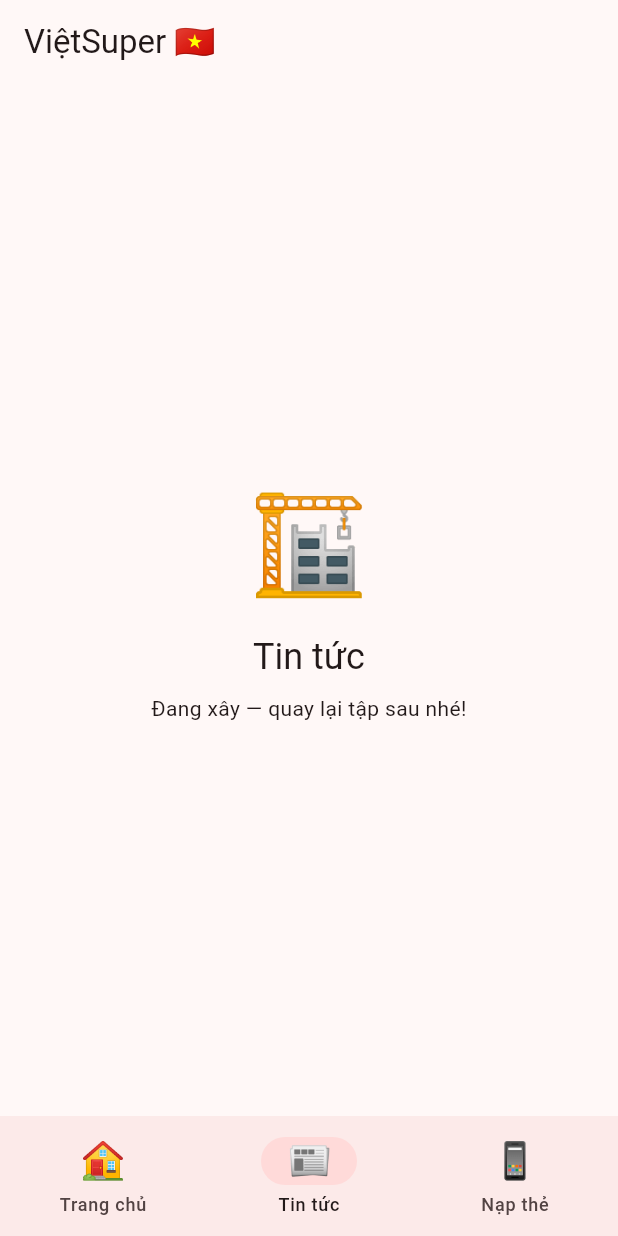
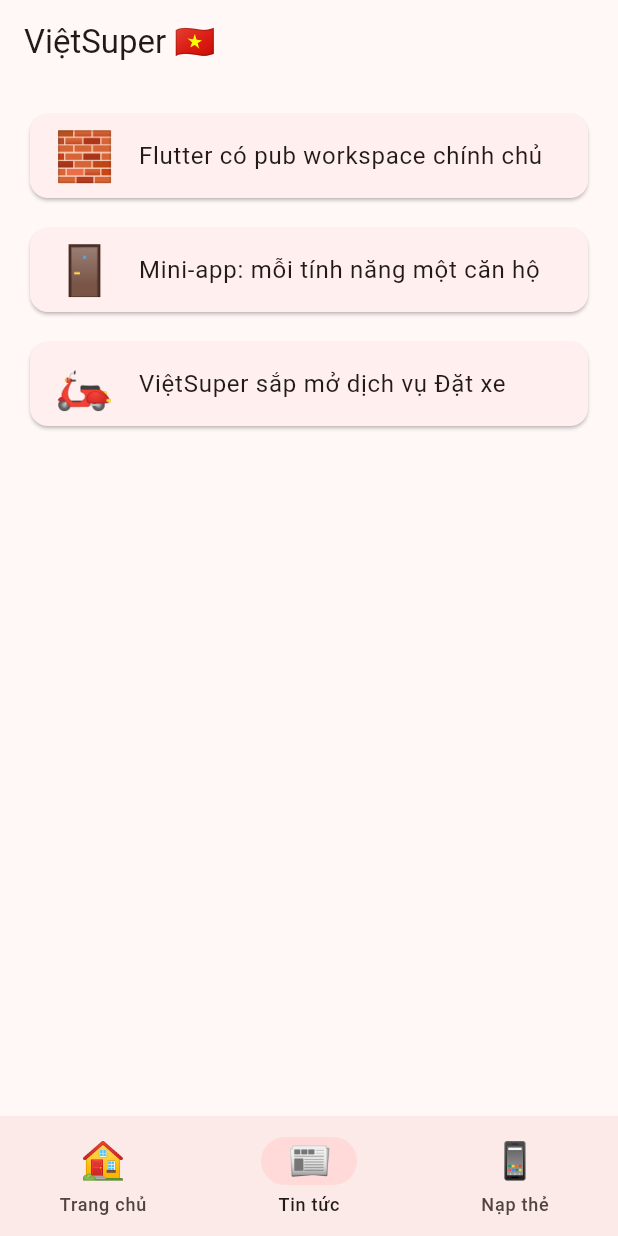
Before and after one commit to Leung190299/nestjs-tutorial-series, a Flutter app: the screen it shows after launch, item 2 of the bottom bar chosen, on a phone screen of 412 x 824 dp. Run offline on Flutter 3.47's test engine with Material 3 defaults, Android fonts, the phone set to English and light mode, and no system bars.

Commit message:
feat: mini_news — căn hộ đầu tiên của khu chung cư thuần Flutter
Co-Authored-By: Claude Fable 5 <noreply@anthropic.com>

```diff
--- a/demo-flutter-workspace/apps/vietsuper/lib/home_screen.dart
+++ b/demo-flutter-workspace/apps/vietsuper/lib/home_screen.dart
@@ -16,7 +16,7 @@ class Service {
 }
 
 const services = [
-  Service(emoji: '📰', name: 'Tin tức', tabIndex: 1, enabled: false),
+  Service(emoji: '📰', name: 'Tin tức', tabIndex: 1, enabled: true),
   Service(emoji: '📱', name: 'Nạp thẻ', tabIndex: 2, enabled: false),
   Service(emoji: '🛵', name: 'Đặt xe', enabled: false),
   Service(emoji: '🎁', name: 'Sắp ra mắt', enabled: false),
--- a/demo-flutter-workspace/apps/vietsuper/lib/home_shell.dart
+++ b/demo-flutter-workspace/apps/vietsuper/lib/home_shell.dart
@@ -1,4 +1,5 @@
 import 'package:flutter/material.dart';
+import 'package:mini_news/mini_news.dart';
 
 import 'home_screen.dart';
 import 'under_construction.dart';
@@ -17,7 +18,7 @@ class _HomeShellState extends State<HomeShell> {
   Widget build(BuildContext context) {
     final screens = <Widget>[
       HomeScreen(onOpenTab: (i) => setState(() => _tab = i)),
-      const UnderConstruction(title: 'Tin tức'),
+      const NewsScreen(),
       const UnderConstruction(title: 'Nạp thẻ'),
     ];
     return Scaffold(
--- a/demo-flutter-workspace/apps/vietsuper/pubspec.yaml
+++ b/demo-flutter-workspace/apps/vietsuper/pubspec.yaml
@@ -36,6 +36,7 @@ dependencies:
   # The following adds the Cupertino Icons font to your application.
   # Use with the CupertinoIcons class for iOS style icons.
   cupertino_icons: ^1.0.8
+  mini_news: any
 
 dev_dependencies:
   flutter_test:
--- /dev/null
+++ b/demo-flutter-workspace/packages/mini_news/lib/mini_news.dart
@@ -0,0 +1 @@
+export 'src/news_screen.dart';
--- /dev/null
+++ b/demo-flutter-workspace/packages/mini_news/lib/src/news_screen.dart
@@ -0,0 +1,91 @@
+import 'package:flutter/material.dart';
+
+class Article {
+  const Article({
+    required this.id,
+    required this.title,
+    required this.emoji,
+    required this.summary,
+  });
+
+  final String id;
+  final String title;
+  final String emoji;
+  final String summary;
+}
+
+const articles = [
+  Article(
+    id: 'workspace',
+    title: 'Flutter có pub workspace chính chủ',
+    emoji: '🧱',
+    summary:
+        'Từ Dart 3.5, cả khu chung cư dùng chung một lần pub get — hết cảnh mỗi package một kiểu version.',
+  ),
+  Article(
+    id: 'mini-app',
+    title: 'Mini-app: mỗi tính năng một căn hộ',
+    emoji: '🚪',
+    summary:
+        'Các super-app lớn tách tính năng thành module riêng để hàng chục team làm việc không giẫm chân nhau.',
+  ),
+  Article(
+    id: 'dat-xe',
+    title: 'ViệtSuper sắp mở dịch vụ Đặt xe',
+    emoji: '🛵',
+    summary:
+        'Sau Tin tức và Nạp thẻ, ViệtSuper sẽ trình làng dịch vụ thứ ba — vẫn hoàn toàn bằng Flutter.',
+  ),
+];
+
+class NewsScreen extends StatefulWidget {
+  const NewsScreen({super.key});
+
+  @override
+  State<NewsScreen> createState() => _NewsScreenState();
+}
+
+class _NewsScreenState extends State<NewsScreen> {
+  final Set<String> _read = {};
+
+  Future<void> _open(Article article) async {
+    await showModalBottomSheet<void>(
+      context: context,
+      builder: (_) => Padding(
+        padding: const EdgeInsets.all(24),
+        child: Column(
+          mainAxisSize: MainAxisSize.min,
+          crossAxisAlignment: CrossAxisAlignment.start,
+          children: [
+            Text('${article.emoji}  ${article.title}',
+                style: Theme.of(context).textTheme.titleLarge),
+            const SizedBox(height: 12),
+            Text(article.summary, style: Theme.of(context).textTheme.bodyLarge),
+          ],
+        ),
+      ),
+    );
+    setState(() => _read.add(article.id));
+  }
+
+  @override
+  Widget build(BuildContext context) {
+    return ListView.separated(
+      padding: const EdgeInsets.all(16),
+      itemCount: articles.length,
+      separatorBuilder: (_, _) => const SizedBox(height: 12),
+      itemBuilder: (context, index) {
+        final article = articles[index];
+        final read = _read.contains(article.id);
+        return Card(
+          child: ListTile(
+            leading: Text(article.emoji, style: const TextStyle(fontSize: 32)),
+            title: Text(article.title),
+            subtitle: read ? const Text('Đã đọc ✓') : null,
+            onTap: () => _open(article),
+          ),
+        );
+      },
+    );
+  }
+}
--- a/demo-flutter-workspace/pubspec.yaml
+++ b/demo-flutter-workspace/pubspec.yaml
@@ -6,3 +6,4 @@ environment:
 
 workspace:
   - apps/vietsuper
+  - packages/mini_news
```
Also changed, not shown: demo-flutter-workspace/packages/mini_news/pubspec.yaml (added, +10 -0 lines), video/public/screens/ep35/host-grid-news-on.png (added), video/public/screens/ep35/host-tab-news.png (added), video/public/screens/ep35/mini-news-read.png (added), video/public/screens/ep35/mini-news-sheet.png (added), 2 other files.
